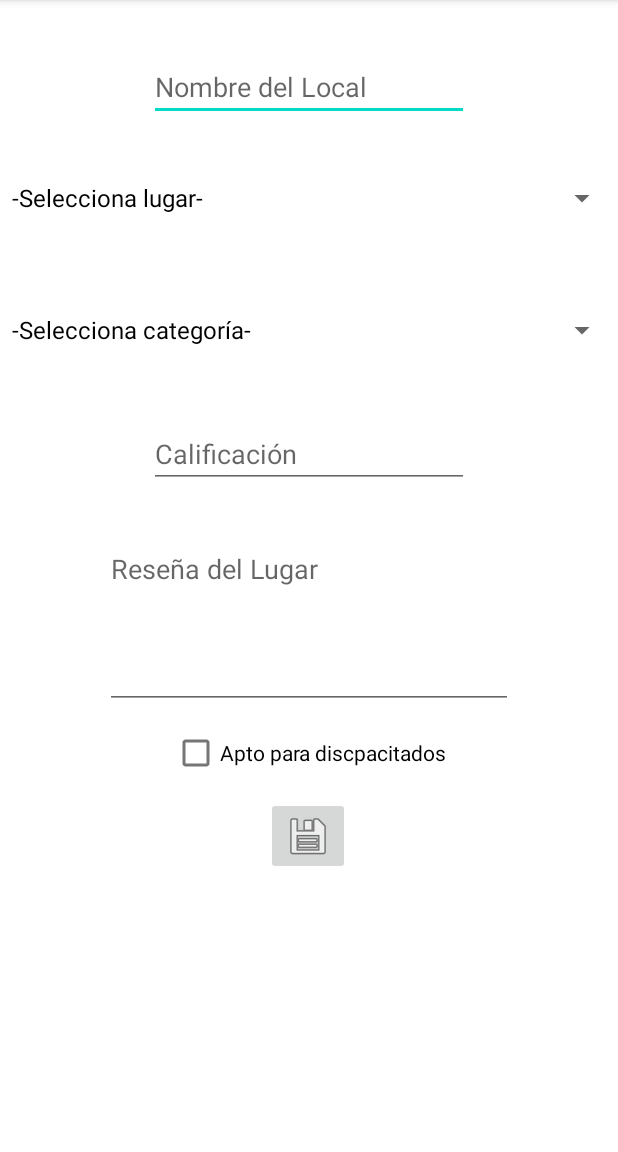
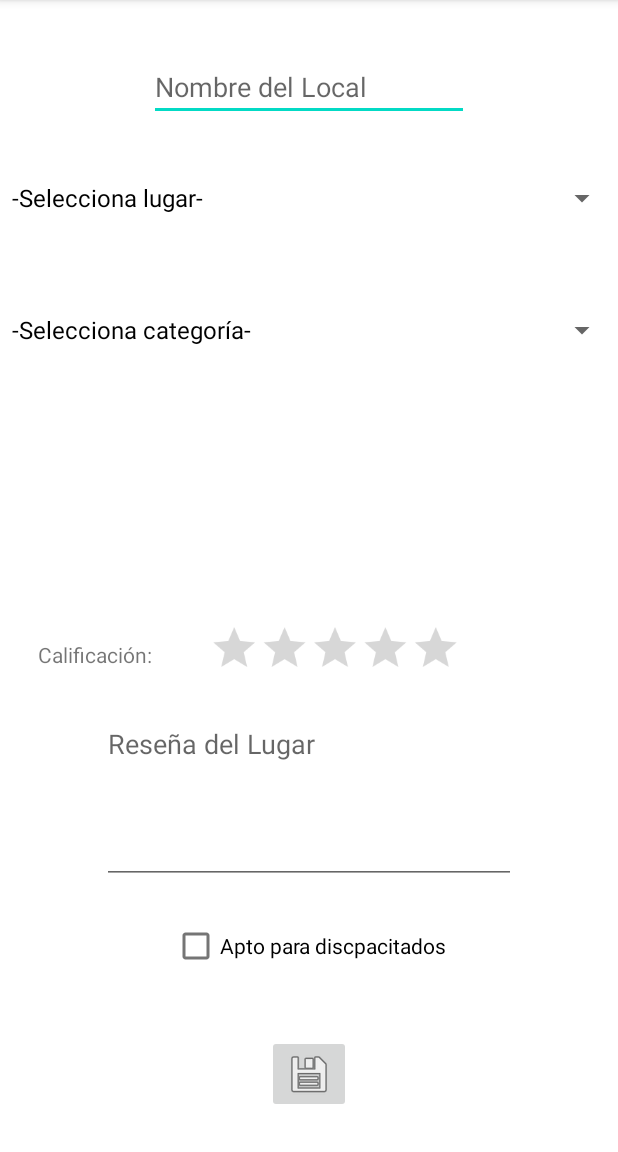
Before and after one commit to Carrr105/ProyectoFinal, an Android app: the AgregarActivity screen opened directly, with no data from a screen before it, on a phone screen of 412 x 824 dp, the part 84-1236 px from its top. Run offline under Robolectric (Android 15) with nearby library versions, the phone set to English and light mode, and no system bars; our stand-ins replace Firebase (no records; nobody signed in at launch, a user with empty details on screens opened directly).

Commit message:
detalles corregidos

```diff
--- a/app/src/main/java/com/example/proyectofinal/AgregarActivity.java
+++ b/app/src/main/java/com/example/proyectofinal/AgregarActivity.java
@@ -8,6 +8,7 @@ import android.view.View;
 import android.widget.ArrayAdapter;
 import android.widget.CheckBox;
 import android.widget.EditText;
+import android.widget.RatingBar;
 import android.widget.Spinner;
 import android.widget.Toast;
 
@@ -21,7 +22,8 @@ public class AgregarActivity extends AppCompatActivity {
     private FirebaseAuth auth;
     private DatabaseReference ref;
 
-    private EditText nombre, calif, rese;
+    private EditText nombre, rese;
+    private RatingBar calif;
     private Spinner dropdownCity, dropdownCategory;
     private CheckBox chBox;
 
@@ -37,7 +39,7 @@ public class AgregarActivity extends AppCompatActivity {
         nombre = findViewById(R.id.ETnombre);
         dropdownCategory = findViewById(R.id.spinnerTipo);
         chBox = findViewById(R.id.checkBox);
-        calif = findViewById(R.id.califET);
+        calif = findViewById(R.id.ratingBar);
         rese = findViewById(R.id.resET);
 
         String[] itemsName = new String[] {"-Selecciona lugar-", "CDMX", "Monterrey", "Guadalajara", "Toluca"};
@@ -62,7 +64,8 @@ public class AgregarActivity extends AppCompatActivity {
         String cityStr = dropdownCity.getSelectedItem().toString();
         String tipoStr = dropdownCategory.getSelectedItem().toString();
         String dis = "no";
-        String caliStr = calif.getText().toString();
+        String caliStr = (calif.getRating()*2)+""; // se multiplica por 2 para que sea calif de 1 a 10
+
 
         if(chBox.isChecked()){
             dis = "si";
--- a/app/src/main/java/com/example/proyectofinal/MainActivity.java
+++ b/app/src/main/java/com/example/proyectofinal/MainActivity.java
@@ -29,7 +29,7 @@ public class MainActivity extends AppCompatActivity {
         //Obtener referencia
         auth = FirebaseAuth.getInstance();
 
-        uname =findViewById(R.id.userText);
+        uname =findViewById(R.id.email);
         psw = findViewById(R.id.pswText);
         //db = new DBHelper(this);
     }
--- a/app/src/main/res/layout/activity_agregar.xml
+++ b/app/src/main/res/layout/activity_agregar.xml
@@ -22,23 +22,22 @@
         android:id="@+id/imageButton"
         android:layout_width="wrap_content"
         android:layout_height="wrap_content"
-        android:layout_marginTop="5dp"
+        android:layout_marginBottom="26dp"
         android:onClick="guardarLocal"
+        app:layout_constraintBottom_toBottomOf="parent"
         app:layout_constraintEnd_toEndOf="parent"
-        app:layout_constraintHorizontal_bias="0.498"
         app:layout_constraintStart_toStartOf="parent"
-        app:layout_constraintTop_toBottomOf="@+id/checkBox"
         app:srcCompat="@android:drawable/ic_menu_save" />
 
     <CheckBox
         android:id="@+id/checkBox"
         android:layout_width="wrap_content"
         android:layout_height="wrap_content"
-        android:layout_marginTop="5dp"
+        android:layout_marginBottom="35dp"
         android:text="Apto para discpacitados"
+        app:layout_constraintBottom_toTopOf="@+id/imageButton"
         app:layout_constraintEnd_toEndOf="parent"
-        app:layout_constraintStart_toStartOf="parent"
-        app:layout_constraintTop_toBottomOf="@+id/resET" />
+        app:layout_constraintStart_toStartOf="parent" />
 
     <Spinner
         android:id="@+id/spinnerTipo"
@@ -46,7 +45,6 @@
         android:layout_height="wrap_content"
         android:layout_marginTop="40dp"
         app:layout_constraintEnd_toEndOf="parent"
-        app:layout_constraintHorizontal_bias="0.0"
         app:layout_constraintStart_toStartOf="parent"
         app:layout_constraintTop_toBottomOf="@+id/spinnerCiudad" />
 
@@ -60,27 +58,43 @@
         app:layout_constraintTop_toBottomOf="@+id/ETnombre" />
 
     <EditText
-        android:id="@+id/califET"
-        android:layout_width="wrap_content"
-        android:layout_height="wrap_content"
-        android:layout_marginTop="36dp"
-        android:ems="10"
-        android:hint="Calificación"
-        android:inputType="number"
-        app:layout_constraintEnd_toEndOf="parent"
-        app:layout_constraintStart_toStartOf="parent"
-        app:layout_constraintTop_toBottomOf="@+id/spinnerTipo" />
-
-    <EditText
         android:id="@+id/resET"
-        android:layout_width="272dp"
+        android:layout_width="0dp"
         android:layout_height="116dp"
-        android:layout_marginTop="31dp"
+        android:layout_marginStart="68dp"
+        android:layout_marginTop="67dp"
+        android:layout_marginEnd="68dp"
+        android:layout_marginBottom="66dp"
         android:ems="10"
         android:gravity="start|top"
         android:hint="Reseña del Lugar"
         android:inputType="textMultiLine"
+        app:layout_constraintBottom_toBottomOf="@+id/checkBox"
         app:layout_constraintEnd_toEndOf="parent"
         app:layout_constraintStart_toStartOf="parent"
-        app:layout_constraintTop_toBottomOf="@+id/califET" />
+        app:layout_constraintTop_toTopOf="@+id/ratingBar" />
+
+    <RatingBar
+        android:id="@+id/ratingBar"
+        android:layout_width="wrap_content"
+        android:layout_height="wrap_content"
+        android:layout_marginStart="2dp"
+        android:layout_marginBottom="304dp"
+        android:isIndicator="false"
+        android:numStars="5"
+        android:rating="0"
+        android:scaleX="0.7"
+        android:scaleY="0.7"
+        app:layout_constraintBottom_toBottomOf="parent"
+        app:layout_constraintStart_toEndOf="@+id/textView6" />
+
+    <TextView
+        android:id="@+id/textView6"
+        android:layout_width="wrap_content"
+        android:layout_height="wrap_content"
+        android:layout_marginStart="25dp"
+        android:layout_marginBottom="18dp"
+        android:text="Calificación:"
+        app:layout_constraintBottom_toBottomOf="@+id/ratingBar"
+        app:layout_constraintStart_toStartOf="parent" />
 </androidx.constraintlayout.widget.ConstraintLayout>
```
Also changed, not shown: app/src/main/res/layout/activity_main.xml (+14 -14 lines).
